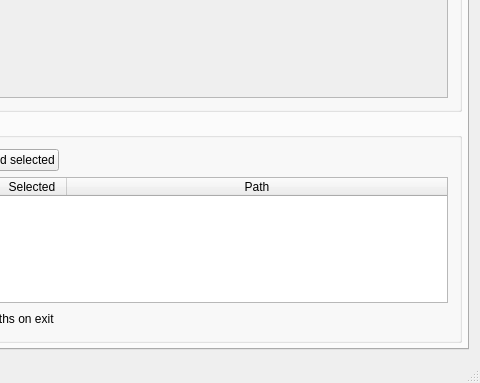
This is gui/qt/mainwindow.ui in CE-Programming/CEmu as Qt 5 draws it before an edit; both pictures show x 622 to 1102 and y 622 to 1005 of the 1102 by 1005 pixel window. The edited form follows.
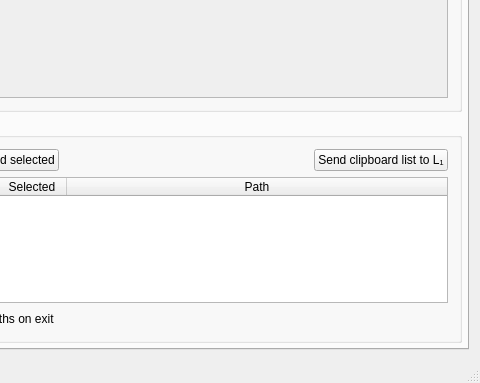
This is the edited form. Icons and pictures are not drawn. Custom widgets are drawn as their Qt base class.

Commit message: variables: add button to send clipboard list to L1. Fix #536

What changed in the file:
```diff
--- a/gui/qt/mainwindow.ui
+++ b/gui/qt/mainwindow.ui
@@ -7264,6 +7264,23 @@
                </property>
               </spacer>
              </item>
+             <item>
+              <widget class="QPushButton" name="buttonClipboardListToL1">
+               <property name="sizePolicy">
+                <sizepolicy hsizetype="Maximum" vsizetype="Maximum">
+                 <horstretch>0</horstretch>
+                 <verstretch>0</verstretch>
+                </sizepolicy>
+               </property>
+               <property name="text">
+                <string>Send clipboard list to L₁</string>
+               </property>
+               <property name="icon">
+                <iconset resource="resources.qrc">
+                 <normaloff>:/icons/resources/icons/variables.png</normaloff>:/icons/resources/icons/variables.png</iconset>
+               </property>
+              </widget>
+             </item>
              <item>
               <layout class="QHBoxLayout" name="horizontalLayout_29">
                <property name="rightMargin">
```
The commit also changes 3 other files.
